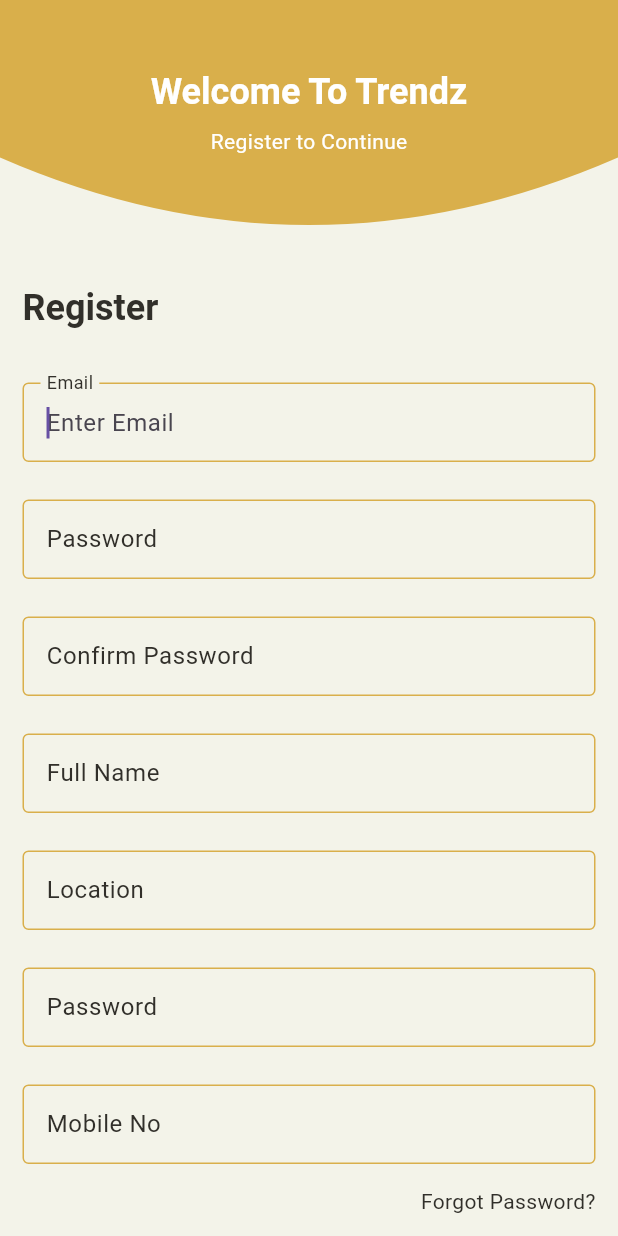
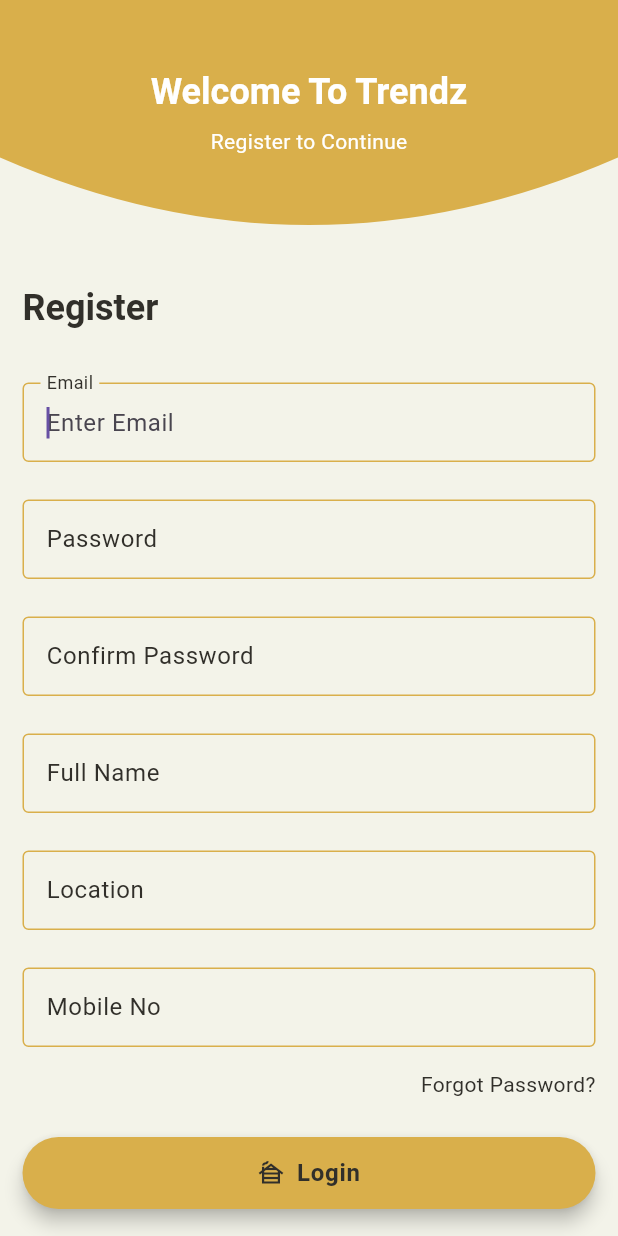
Before and after one commit to Sharjun-Hussain/Trendz-Customer-Mobile-App, a Flutter app: the SignupScreen screen opened directly, on a phone screen of 412 x 824 dp. Run offline on Flutter 3.47's test engine with Material 3 defaults, Android fonts, the phone set to English and light mode, and no system bars; our stand-ins replace google_fonts; Roboto replaces fonts that are missing (Ubuntu).

Commit message:
feat:Removed Codes and made form input conponent more reusable component

```diff
--- a/lib/Screens/auth/signup_screen.dart
+++ b/lib/Screens/auth/signup_screen.dart
@@ -1,19 +1,29 @@
 import 'package:flutter/material.dart';
-import 'package:trendz_customer/Components/Secondary_elevated_button.dart';
 import 'package:trendz_customer/Components/elevated_button.dart';
-import 'package:trendz_customer/Screens/auth/login_screen.dart';
-import 'package:trendz_customer/Screens/auth/signup_screen.dart';
+import 'package:trendz_customer/Pages/onboarding.dart';
 import 'package:trendz_customer/theming/app_colors.dart';
 import 'package:trendz_customer/widgets/form_input.dart';
 import 'package:trendz_customer/widgets/socialLogin.dart';
 
-class SignupScreen extends StatelessWidget {
+class SignupScreen extends StatefulWidget {
   const SignupScreen({super.key});
 
   @override
+  State<SignupScreen> createState() => _SignupScreenState();
+}
+
+class _SignupScreenState extends State<SignupScreen> {
+  TextEditingController emailcontroller = TextEditingController();
+  TextEditingController passwordcontroller = TextEditingController();
+  TextEditingController confirmpasswordcontroller = TextEditingController();
+  TextEditingController locationcontroller = TextEditingController();
+  TextEditingController mobilecontroller = TextEditingController();
+  TextEditingController fullnamecontroller = TextEditingController();
+  @override
   Widget build(BuildContext context) {
     return Scaffold(
-      body: Column(
+      body: SingleChildScrollView(
+        child: Column(
           crossAxisAlignment: CrossAxisAlignment.start,
           children: [
             ClipPath(
@@ -57,46 +67,48 @@ class SignupScreen extends StatelessWidget {
                     style: Theme.of(context).textTheme.headlineLarge,
                   ),
                   const SizedBox(height: 35),
-                const FormInput(
+                  FormInput(
+                    inputController: emailcontroller,
+                    inputType: "email",
                     inputName: "Email",
                     placeHolder: "Enter Email",
-                  icon: Icon(Icons.email_outlined),
                   ),
                   const SizedBox(height: 25),
-                const FormInput(
+                  FormInput(
+                    obscureText: true,
+                    inputController: passwordcontroller,
+                    inputType: "password",
                     inputName: "Password",
                     placeHolder: "Enter Password",
-                  icon: Icon(Icons.lock_outline),
                   ),
                   const SizedBox(height: 25),
-                const FormInput(
+                  FormInput(
+                    inputController: confirmpasswordcontroller,
+                    obscureText: true,
+                    inputType: "password",
                     inputName: "Confirm Password",
                     placeHolder: "Enter Confirm Password",
-                  icon: Icon(Icons.lock_outline),
                   ),
                   const SizedBox(height: 25),
-                const FormInput(
+                  FormInput(
+                    inputController: fullnamecontroller,
+                    inputType: "text",
                     inputName: "Full Name",
                     placeHolder: "Enter Full Name",
-                  icon: Icon(Icons.lock_outline),
                   ),
                   const SizedBox(height: 25),
-                const FormInput(
+                  FormInput(
+                    inputController: locationcontroller,
+                    inputType: "text",
                     inputName: "Location",
                     placeHolder: "Enter Location",
-                  icon: Icon(Icons.lock_outline),
                   ),
                   const SizedBox(height: 25),
-                const FormInput(
-                  inputName: "Password",
-                  placeHolder: "Enter Password",
-                  icon: Icon(Icons.lock_outline),
-                ),
-                const SizedBox(height: 25),
-                const FormInput(
+                  FormInput(
+                    inputController: mobilecontroller,
+                    inputType: "phone",
                     inputName: "Mobile No",
                     placeHolder: "Enter Enter Mobile Number",
-                  icon: Icon(Icons.lock_outline),
                   ),
                   const SizedBox(height: 15),
                   Row(
@@ -115,7 +127,8 @@ class SignupScreen extends StatelessWidget {
                     onPressed: () {
                       Navigator.push(
                         context,
-                      MaterialPageRoute(builder: (context) => const Login()),
+                        MaterialPageRoute(
+                            builder: (context) => const Onboarding()),
                       );
                     },
                   ),
@@ -166,7 +179,35 @@ class SignupScreen extends StatelessWidget {
                 ],
               ),
             ),
+            const SizedBox(height: 20),
+            Row(
+              mainAxisAlignment: MainAxisAlignment.center,
+              children: [
+                const Text("Already have an account?"),
+                const SizedBox(
+                  width: 5,
+                ),
+                GestureDetector(
+                  onTap: () => {
+                    Navigator.push(
+                        context,
+                        MaterialPageRoute(
+                            builder: (context) => const Onboarding()))
+                  },
+                  child: const Text(
+                    "Login",
+                    style: TextStyle(
+                        decoration: TextDecoration.underline,
+                        color: AppColors.gold),
+                  ),
+                ),
+                const SizedBox(
+                  height: 45,
+                ),
               ],
+            )
+          ],
+        ),
       ),
     );
   }
--- a/lib/main.dart
+++ b/lib/main.dart
@@ -1,8 +1,7 @@
 import 'package:flutter/material.dart';
 import 'package:trendz_customer/Pages/onboarding.dart';
 import 'package:trendz_customer/Screens/App/Home_screen.dart';
-import 'package:trendz_customer/Screens/Profile/Profile_page.dart';
-import 'package:trendz_customer/Screens/auth/login_screen.dart';
+
 import 'package:trendz_customer/Screens/auth/signup_screen.dart';
 import 'package:trendz_customer/theming/dark_theme.dart';
 import 'package:trendz_customer/theming/light_theme.dart';
--- a/lib/widgets/form_input.dart
+++ b/lib/widgets/form_input.dart
@@ -1,18 +1,37 @@
 import 'package:flutter/material.dart';
-import 'package:trendz_customer/theming/app_colors.dart';
 
 class FormInput extends StatelessWidget {
   final String inputName;
   final String placeHolder;
-  final Widget icon;
-  const FormInput(
-      {super.key,
+  final String inputType;
+  final TextEditingController inputController;
+  final bool obscureText; // Optional with default value
+
+  const FormInput({
+    super.key,
     required this.inputName,
     required this.placeHolder,
-      required this.icon});
+    required this.inputController,
+    required this.inputType,
+    this.obscureText = false, // Default value is false
+  });
 
   @override
   Widget build(BuildContext context) {
+    // Determine keyboard type based on inputType
+    TextInputType getKeyboardType(String inputType) {
+      switch (inputType.toLowerCase()) {
+        case 'email':
+          return TextInputType.emailAddress;
+        case 'number':
+          return TextInputType.number;
+        case 'phone':
+          return TextInputType.phone;
+        default:
+          return TextInputType.text;
+      }
+    }
+
     return Container(
       decoration: BoxDecoration(
         borderRadius: BorderRadius.circular(12),
@@ -22,6 +41,10 @@ class FormInput extends StatelessWidget {
         crossAxisAlignment: CrossAxisAlignment.start,
         children: [
           TextFormField(
+            obscureText: obscureText, // Set obscureText dynamically
+            autovalidateMode: AutovalidateMode.onUserInteraction,
+            keyboardType: getKeyboardType(inputType),
+            controller: inputController,
             autofocus: true,
             style: Theme.of(context).textTheme.bodySmall,
             decoration: InputDecoration(
@@ -29,14 +52,22 @@ class FormInput extends StatelessWidget {
               hintText: placeHolder,
               labelStyle: Theme.of(context).textTheme.bodySmall,
               errorBorder: OutlineInputBorder(
-                        borderSide: BorderSide(color: Colors.red)),
+                borderSide: BorderSide(color: Colors.red),
+              ),
               enabledBorder: OutlineInputBorder(
-                        borderSide:
-                            BorderSide(color: Theme.of(context).primaryColor)),
+                borderSide: BorderSide(
+                  color: Theme.of(context).primaryColor,
+                ),
+              ),
               focusedBorder: OutlineInputBorder(
                 borderSide: BorderSide(
-                            color: Theme.of(context).primaryColor)))),
+                  color: Theme.of(context).primaryColor,
+                ),
+              ),
+            ),
+          ),
         ],
-        ));
+      ),
+    );
   }
 }
```
Also changed, not shown: lib/Pages/onboarding copy.dart (+4 -3 lines), lib/Pages/onboarding.dart (+43 -8 lines), lib/Screens/auth/login_screen.dart (deleted, +0 -225 lines), lib/Screens/auth/signup_old.dart (deleted, +0 -219 lines). Lines whose indentation alone changed are shown as unchanged.
